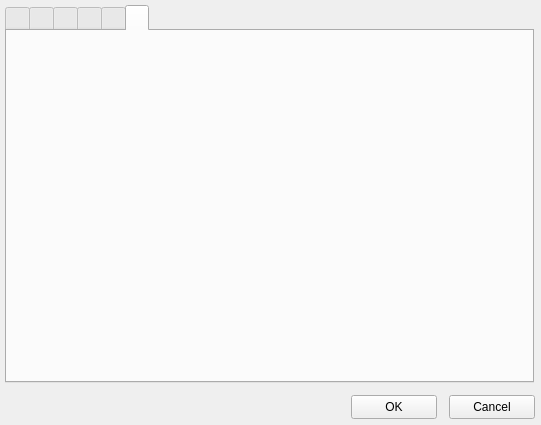
This is ui/sets.ui in Pixelsuft/qemu-launcher as Qt 5 draws it before an edit. The edited form follows.
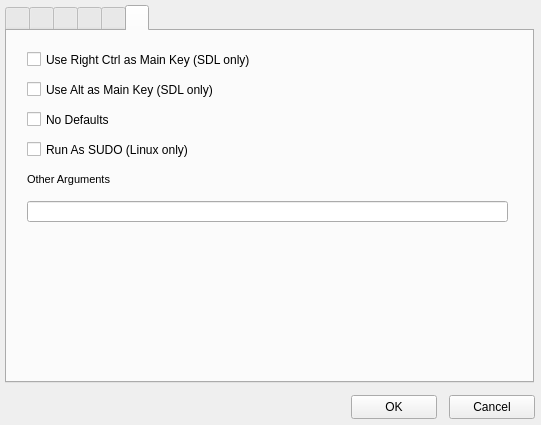
This is the edited form. The open tabs and pages were chosen to show the change. Icons and pictures are not drawn.

```diff
--- a/ui/sets.ui
+++ b/ui/sets.ui
@@ -1478,6 +1478,95 @@
      <attribute name="title">
       <string/>
      </attribute>
+     <widget class="QCheckBox" name="ctrlgrabEdit">
+      <property name="geometry">
+       <rect>
+        <x>20</x>
+        <y>20</y>
+        <width>251</width>
+        <height>17</height>
+       </rect>
+      </property>
+      <property name="text">
+       <string>Use Right Ctrl as Main Key (SDL only)</string>
+      </property>
+     </widget>
+     <widget class="QCheckBox" name="altgrabEdit">
+      <property name="geometry">
+       <rect>
+        <x>20</x>
+        <y>50</y>
+        <width>251</width>
+        <height>17</height>
+       </rect>
+      </property>
+      <property name="text">
+       <string>Use Alt as Main Key (SDL only)</string>
+      </property>
+     </widget>
+     <widget class="QLineEdit" name="otherargsEdit">
+      <property name="geometry">
+       <rect>
+        <x>20</x>
+        <y>170</y>
+        <width>481</width>
+        <height>21</height>
+       </rect>
+      </property>
+      <property name="frame">
+       <bool>true</bool>
+      </property>
+      <property name="alignment">
+       <set>Qt::AlignLeading|Qt::AlignLeft|Qt::AlignTop</set>
+      </property>
+      <property name="clearButtonEnabled">
+       <bool>false</bool>
+      </property>
+     </widget>
+     <widget class="QLabel" name="otherargsLabel">
+      <property name="geometry">
+       <rect>
+        <x>20</x>
+        <y>140</y>
+        <width>100</width>
+        <height>16</height>
+       </rect>
+      </property>
+      <property name="font">
+       <font>
+        <pointsize>8</pointsize>
+       </font>
+      </property>
+      <property name="text">
+       <string>Other Arguments</string>
+      </property>
+     </widget>
+     <widget class="QCheckBox" name="nodefaultEdit">
+      <property name="geometry">
+       <rect>
+        <x>20</x>
+        <y>80</y>
+        <width>251</width>
+        <height>17</height>
+       </rect>
+      </property>
+      <property name="text">
+       <string>No Defaults</string>
+      </property>
+     </widget>
+     <widget class="QCheckBox" name="sudoEdit">
+      <property name="geometry">
+       <rect>
+        <x>20</x>
+        <y>110</y>
+        <width>251</width>
+        <height>17</height>
+       </rect>
+      </property>
+      <property name="text">
+       <string>Run As SUDO (Linux only)</string>
+      </property>
+     </widget>
     </widget>
    </widget>
   </widget>
```
Left out of the diff: 15 changed lines with no effect on the pictures.
